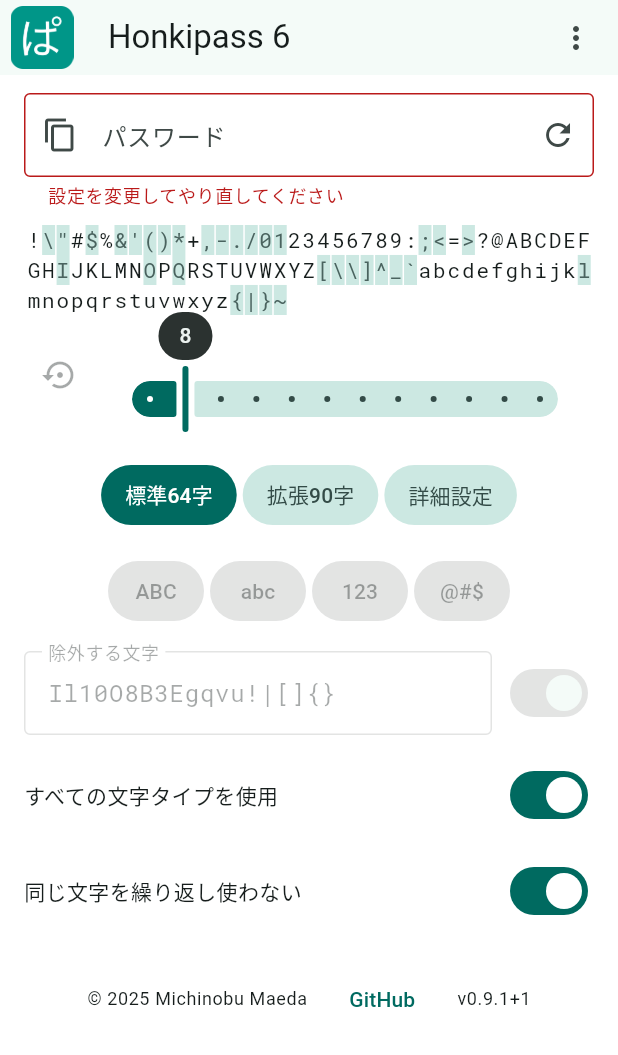
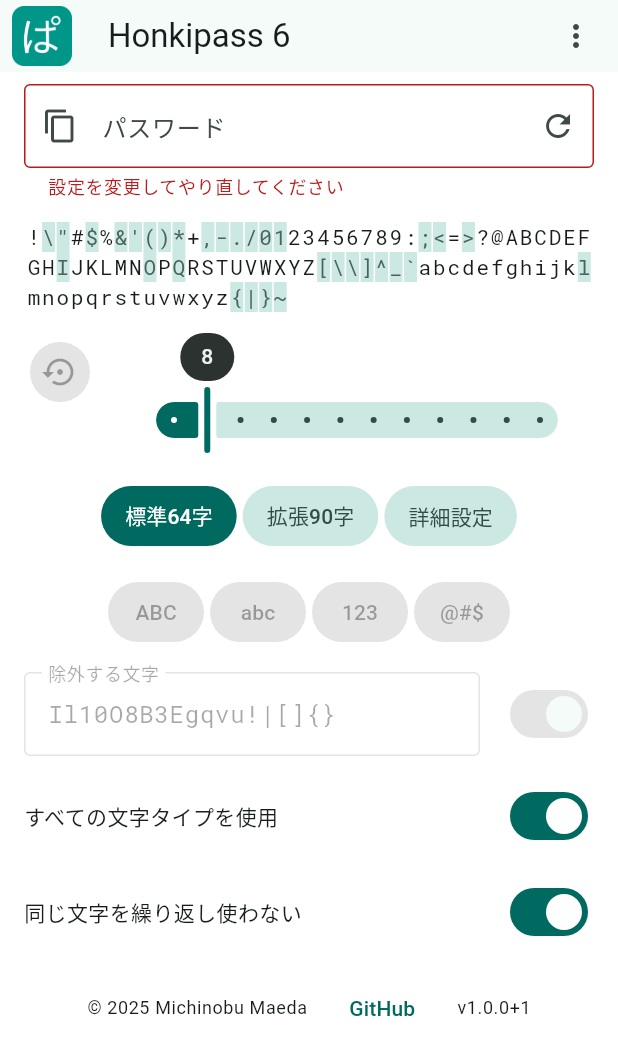
Before and after one commit to MichinobuMaeda/honkipass6, a Flutter app: the screen it shows after launch, on a phone screen of 412 x 824 dp. Shown: the top 1055 px of the screen. Run offline on Flutter 3.47's test engine with Material 3 defaults, Android fonts, the phone set to English and light mode, and no system bars; our stand-ins replace flutter_hooks, flutter_riverpod, hooks_riverpod, package_info_plus, riverpod_annotation, shared_preferences; generated files the repository leaves out were written again.

Commit message:
feat: Layout

```diff
--- a/lib/main.dart
+++ b/lib/main.dart
@@ -233,7 +233,7 @@
               SizedBox(width: 4.0),
             ],
             bottom: PreferredSize(
-              preferredSize: const Size.fromHeight(94.0),
+              preferredSize: const Size.fromHeight(84.0),
               child: Container(
                 color: Theme.of(context).colorScheme.surfaceContainerLowest,
                 child: Center(
@@ -242,7 +242,7 @@
                     child: Padding(
                       padding: const EdgeInsets.symmetric(
                         horizontal: contentPadding,
-                        vertical: 12.0,
+                        vertical: 8.0,
                       ),
                       child: ValueListenableBuilder<String>(
                         valueListenable: message,
@@ -312,8 +312,10 @@
                 child: Padding(
                   padding: const EdgeInsets.symmetric(
                     horizontal: contentPadding,
+                    vertical: 8.0,
                   ),
                   child: Column(
+                    spacing: 16.0,
                     children: [
                       Wrap(
                         alignment: WrapAlignment.start,
@@ -346,12 +348,12 @@
                             )
                             .toList(),
                       ),
-                      const SizedBox(height: 16.0),
                       Row(
+                        spacing: 16.0,
                         crossAxisAlignment: CrossAxisAlignment.start,
                         children: [
                           if (screenWidth < breakpointMobile)
-                            IconButton(
+                            IconButton.filledTonal(
                               icon: const Icon(Icons.settings_backup_restore),
                               onPressed: ref.watch(isParamsChangedProvider)
                                   ? () => onParamsReset(ref)
@@ -363,16 +365,16 @@
                                   ? () => onParamsReset(ref)
                                   : null,
                               child: Row(
+                                spacing: 8.0,
                                 children: [
                                   const Icon(Icons.settings_backup_restore),
-                                  const SizedBox(width: 8.0),
                                   Text(l10n.reset),
                                 ],
                               ),
                             ),
                           Expanded(
                             child: Padding(
-                              padding: const EdgeInsets.only(top: 16.0),
+                              padding: const EdgeInsets.only(top: 32.0),
                               child: Slider(
                                 value: ref
                                     .watch(lengthIndexProvider)
@@ -395,7 +397,6 @@
                           ),
                         ],
                       ),
-                      const SizedBox(height: 16.0),
                       Wrap(
                         direction: Axis.horizontal,
                         alignment: WrapAlignment.center,
@@ -443,7 +444,6 @@
                           ),
                         ],
                       ),
-                      const SizedBox(height: 16.0),
                       Wrap(
                         direction: Axis.horizontal,
                         alignment: WrapAlignment.center,
@@ -513,8 +513,8 @@
                           ),
                         ],
                       ),
-                      const SizedBox(height: 16.0),
                       Row(
+                        spacing: 16.0,
                         children: [
                           Expanded(
                             child: TextField(
@@ -537,7 +537,6 @@
                               style: TextStyle(fontFamily: 'Monospace'),
                             ),
                           ),
-                          const SizedBox(width: 8.0),
                           Switch(
                             value: ref.watch(applyExcludedProvider),
                             onChanged:
@@ -555,7 +554,6 @@
                           ),
                         ],
                       ),
-                      const SizedBox(height: 16.0),
                       Row(
                         children: [
                           Expanded(child: Text(l10n.allTypes)),
@@ -571,7 +569,6 @@
                           ),
                         ],
                       ),
-                      const SizedBox(height: 16.0),
                       Row(
                         children: [
                           Expanded(child: Text(l10n.uniqueChars)),
@@ -587,7 +584,6 @@
                           ),
                         ],
                       ),
-                      const SizedBox(height: 24),
                       Wrap(
                         spacing: 16.0,
                         runSpacing: 4.0,
--- a/pubspec.yaml
+++ b/pubspec.yaml
@@ -1,7 +1,7 @@
 name: honkipass6
 description: "Honkipass 6"
 publish_to: 'none'
-version: 0.9.1+1
+version: 1.0.0+1
 environment:
   sdk: ^3.9.0
   flutter: ">=3.0.0"
```
Also changed, not shown: honkipass6.png (added), 2 other files.
